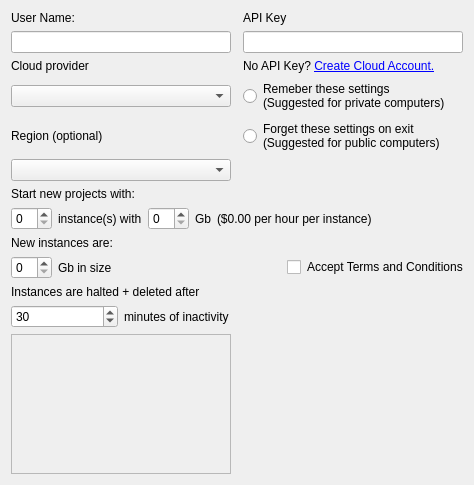
GNS3/gns3-gui, file gns3/ui/cloud_preferences_page.ui: the form before one commit.
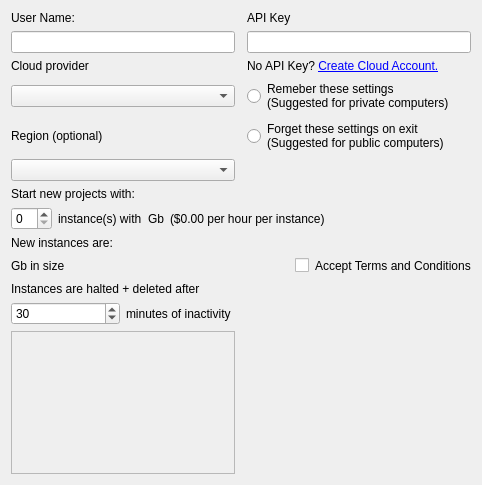
The form after the commit.

Commit message: use custom spinbox

Patch:
```diff
--- a/gns3/ui/cloud_preferences_page.ui
+++ b/gns3/ui/cloud_preferences_page.ui
@@ -6,7 +6,7 @@
    <rect>
     <x>0</x>
     <y>0</y>
-    <width>474</width>
+    <width>482</width>
     <height>485</height>
    </rect>
   </property>
@@ -106,9 +106,6 @@
        </property>
       </widget>
      </item>
-     <item>
-      <widget class="QSpinBox" name="uiMemPerInstanceSpinBox"/>
-     </item>
      <item>
       <widget class="QLabel" name="uiMemLabel">
        <property name="text">
@@ -139,10 +136,7 @@
     </layout>
    </item>
    <item row="10" column="0" rowspan="2" colspan="3">
-    <layout class="QHBoxLayout" name="horizontalLayout_2">
-     <item>
-      <widget class="QSpinBox" name="uiMemPerNewInstanceSpinBox"/>
-     </item>
+    <layout class="QHBoxLayout" name="uiNewInstancesLayout">
      <item>
       <widget class="QLabel" name="uiMemNewLabel">
        <property name="text">
```
Left out of the diff: 2 changed lines with no effect on the pictures. The commit also changes 2 other files.
